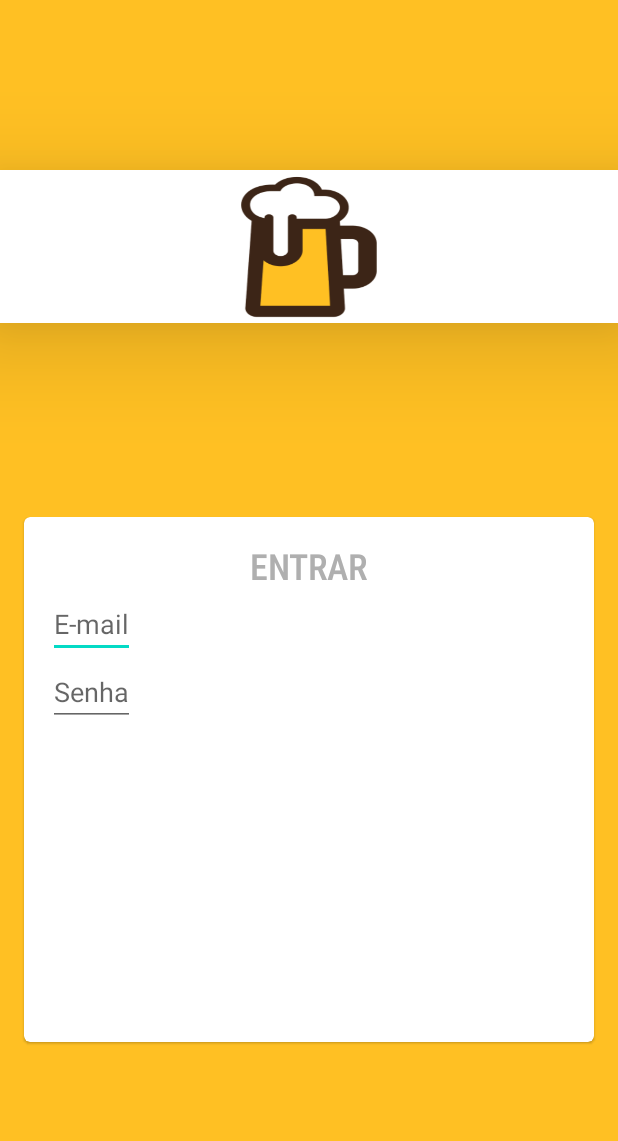
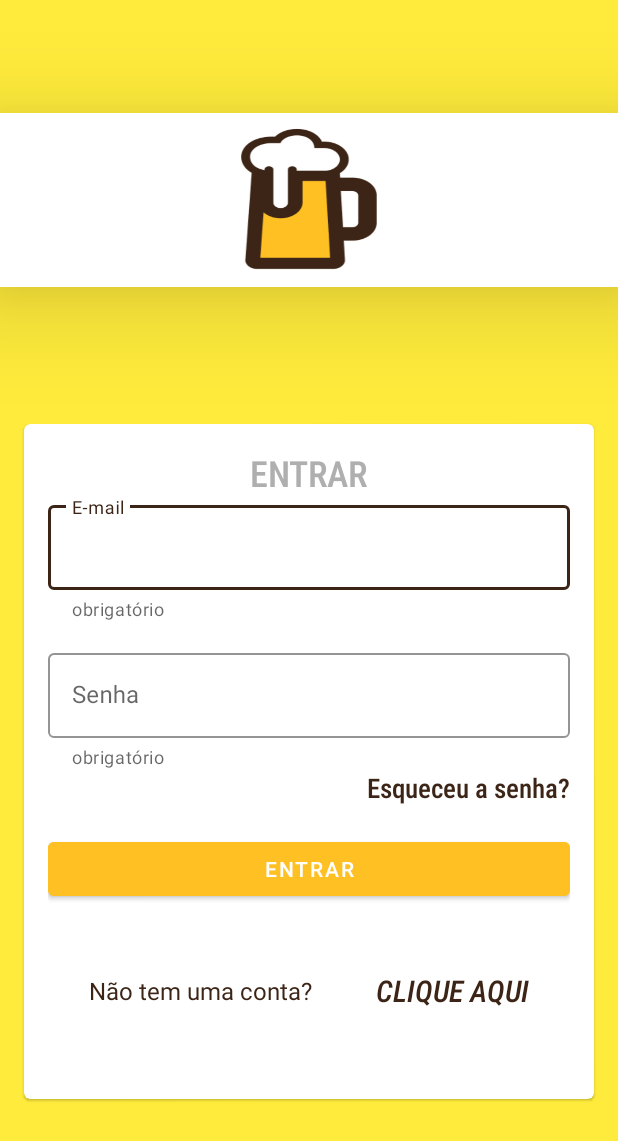
Before and after one commit to RenanCorredato/Beer-Mug, an Android app: the screen it shows after launch (MainActivity), on a phone screen of 412 x 824 dp. Shown: the top 1141 px of the screen. Run offline under Robolectric (Android 15) with nearby library versions, the phone set to English and light mode, and no system bars.

Commit message:
adicionando material.textfied

```diff
--- a/app/src/main/res/layout/activity_main.xml
+++ b/app/src/main/res/layout/activity_main.xml
@@ -24,6 +24,7 @@
             android:id="@+id/ivIcon"
             android:layout_width="100dp"
             android:layout_height="100dp"
+            android:layout_margin="8dp"
             android:background="@drawable/icone_beermug"
             app:layout_constraintBottom_toBottomOf="parent"
             app:layout_constraintEnd_toEndOf="parent"
@@ -35,7 +36,7 @@
     <com.google.android.material.card.MaterialCardView
         android:id="@+id/cvCard"
         android:layout_width="0dp"
-        android:layout_height="350dp"
+        android:layout_height="450dp"
         android:layout_margin="16dp"
         android:elevation="40dp"
         app:layout_constraintBottom_toBottomOf="parent"
@@ -58,26 +59,104 @@
                 app:layout_constraintTop_toTopOf="parent"
                 app:layout_constraintStart_toStartOf="parent"
                 app:layout_constraintEnd_toEndOf="parent"
-
+                app:layout_constraintBottom_toTopOf="@id/etEmail"
                 android:fontFamily="sans-serif-condensed-medium"
                 android:textColor="@color/gray"/>
 
-            <EditText
+            <com.google.android.material.textfield.TextInputLayout
                 android:id="@+id/etEmail"
                 android:layout_width="0dp"
                 android:layout_height="wrap_content"
                 android:hint="E-mail"
-                android:inputType="textEmailAddress"
+                app:helperTextEnabled="true"
+                app:helperText="obrigatório"
+                app:boxStrokeColor="@color/brown"
+                app:hintTextColor="@color/brown"
                 app:layout_constraintTop_toBottomOf="@id/tvEntrar"
-                app:layout_constraintStart_toStartOf="parent"/>
+                app:layout_constraintStart_toStartOf="parent"
+                app:layout_constraintEnd_toEndOf="parent"
+                app:layout_constraintBottom_toTopOf="@+id/etSenha"
+                style="@style/Widget.MaterialComponents.TextInputLayout.OutlinedBox">
 
-            <EditText
+                <com.google.android.material.textfield.TextInputEditText
+                    android:layout_width="match_parent"
+                    android:layout_height="wrap_content"
+                    android:inputType="textEmailAddress"/>
+
+            </com.google.android.material.textfield.TextInputLayout>
+
+            <com.google.android.material.textfield.TextInputLayout
+                android:id="@+id/etSenha"
                 android:layout_width="0dp"
                 android:layout_height="wrap_content"
                 android:hint="Senha"
-                android:inputType="numberPassword"
+                app:helperTextEnabled="true"
+                app:helperText="obrigatório"
+                android:layout_marginTop="16dp"
+                app:boxStrokeColor="@color/brown"
+                app:hintTextColor="@color/brown"
                 app:layout_constraintTop_toBottomOf="@id/etEmail"
-                app:layout_constraintStart_toStartOf="parent"/>
+                app:layout_constraintStart_toStartOf="parent"
+                app:layout_constraintEnd_toEndOf="parent"
+
+                style="@style/Widget.MaterialComponents.TextInputLayout.OutlinedBox">
+
+                <com.google.android.material.textfield.TextInputEditText
+                android:layout_width="match_parent"
+                android:layout_height="wrap_content"
+                android:inputType="numberPassword"/>
+
+            </com.google.android.material.textfield.TextInputLayout>
+
+            <TextView
+                android:id="@+id/tvEsqueceu"
+                android:layout_width="0dp"
+                android:layout_height="wrap_content"
+                android:text="Esqueceu a senha?"
+                app:layout_constraintEnd_toEndOf="parent"
+                app:layout_constraintTop_toBottomOf="@+id/etSenha"
+                android:fontFamily="sans-serif-condensed-medium"
+                android:textColor="@color/brown"
+                android:textSize="18dp"/>
+
+            <Button
+                android:id="@+id/btEntrar"
+                android:layout_width="0dp"
+                android:layout_height="wrap_content"
+                android:text="ENTRAR"
+                android:layout_marginTop="18dp"
+                app:layout_constraintStart_toStartOf="parent"
+                app:layout_constraintEnd_toEndOf="parent"
+                app:layout_constraintTop_toBottomOf="@id/tvEsqueceu"
+                android:backgroundTint="@color/lightyellow"/>
+
+            <TextView
+                android:id="@+id/tvNaotem"
+                android:layout_width="wrap_content"
+                android:layout_height="wrap_content"
+                android:text="Não tem uma conta?"
+                android:textColor="@color/brown"
+                android:textSize="16dp"
+                app:layout_constraintTop_toBottomOf="@id/btEntrar"
+                app:layout_constraintStart_toStartOf="parent"
+                app:layout_constraintBottom_toBottomOf="parent"
+                app:layout_constraintEnd_toStartOf="@id/tvclique"/>
+
+            <TextView
+                android:id="@+id/tvclique"
+                android:layout_width="wrap_content"
+                android:layout_height="wrap_content"
+                android:layout_marginStart="16dp"
+                android:fontFamily="sans-serif-condensed-medium"
+                android:text="CLIQUE AQUI"
+                android:textColor="@color/brown"
+                android:textSize="20dp"
+                android:textStyle="italic"
+                app:layout_constraintTop_toBottomOf="@id/btEntrar"
+                app:layout_constraintEnd_toEndOf="parent"
+                app:layout_constraintStart_toEndOf="@id/tvNaotem"
+                app:layout_constraintBottom_toBottomOf="parent" />
+
 
         </androidx.constraintlayout.widget.ConstraintLayout>
 
--- a/app/src/main/res/values/colors.xml
+++ b/app/src/main/res/values/colors.xml
@@ -8,7 +8,8 @@
     <color name="black">#FF000000</color>
     <color name="white">#FFFFFFFF</color>
     <color name="brown">#3C2517</color>
-    <color name="yellow">#FFC023</color>
+    <color name="lightyellow">#FFC023</color>
+    <color name="yellow">#FFEB3B</color>
     <color name="gray">#AFAFAF</color>
 
 </resources>
```
